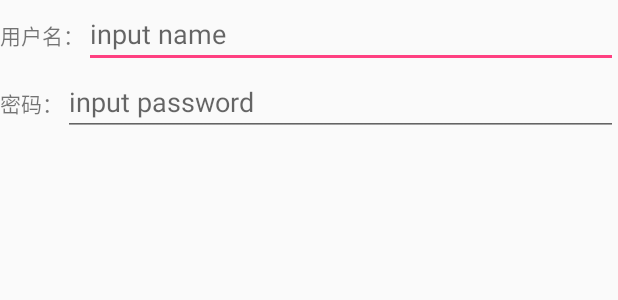
After one commit to liguichao/DialogAndInput, an Android app: the layout login_dialog.xml on its own in the app's theme, with its tools: preview values and no code run, on a phone screen of 412 x 824 dp. The commit adds this screen. Shown: the top 300 px of the screen. Run offline under Robolectric (Android 15) with nearby library versions, the phone set to English and light mode, and no system bars.

Commit message:
获取用户名和密码

```diff
--- /dev/null
+++ b/app/src/main/res/layout/login_dialog.xml
@@ -0,0 +1,44 @@
+<?xml version="1.0" encoding="utf-8"?>
+<LinearLayout xmlns:android="http://schemas.android.com/apk/res/android"
+    android:layout_width="match_parent"
+    android:layout_height="match_parent"
+    android:orientation="vertical">
+
+    <LinearLayout
+        android:layout_width="fill_parent"
+        android:layout_height="wrap_content"
+        android:orientation="horizontal">
+
+        <TextView
+            android:id="@+id/textViewAccount"
+            android:layout_width="wrap_content"
+            android:layout_height="wrap_content"
+            android:text="用户名：" />
+
+        <EditText
+            android:id="@+id/editTextAccount"
+            android:layout_width="match_parent"
+            android:layout_height="wrap_content"
+            android:focusable="true"
+            android:hint="input name" />
+    </LinearLayout>
+
+    <LinearLayout
+        android:layout_width="fill_parent"
+        android:layout_height="wrap_content"
+        android:orientation="horizontal">
+
+        <TextView
+            android:id="@+id/textViewPassword"
+            android:layout_width="wrap_content"
+            android:layout_height="wrap_content"
+            android:text="密码：" />
+
+        <EditText
+            android:id="@+id/editTextPassword"
+            android:layout_width="match_parent"
+            android:layout_height="wrap_content"
+            android:hint="input password" />
+    </LinearLayout>
+
+</LinearLayout>
```
Also changed, not shown: app/src/main/java/com/android/lgc/dialogandinput/MainActivity.java (+26 -1 lines), app/src/main/res/layout/activity_main.xml (+7 -0 lines).
